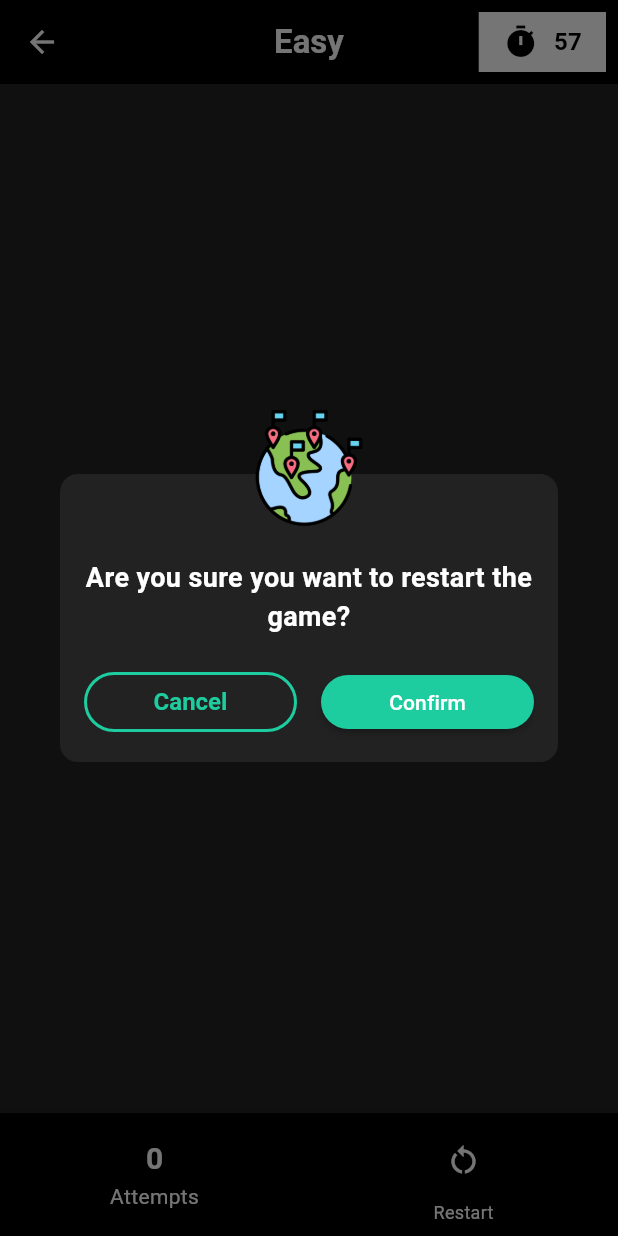
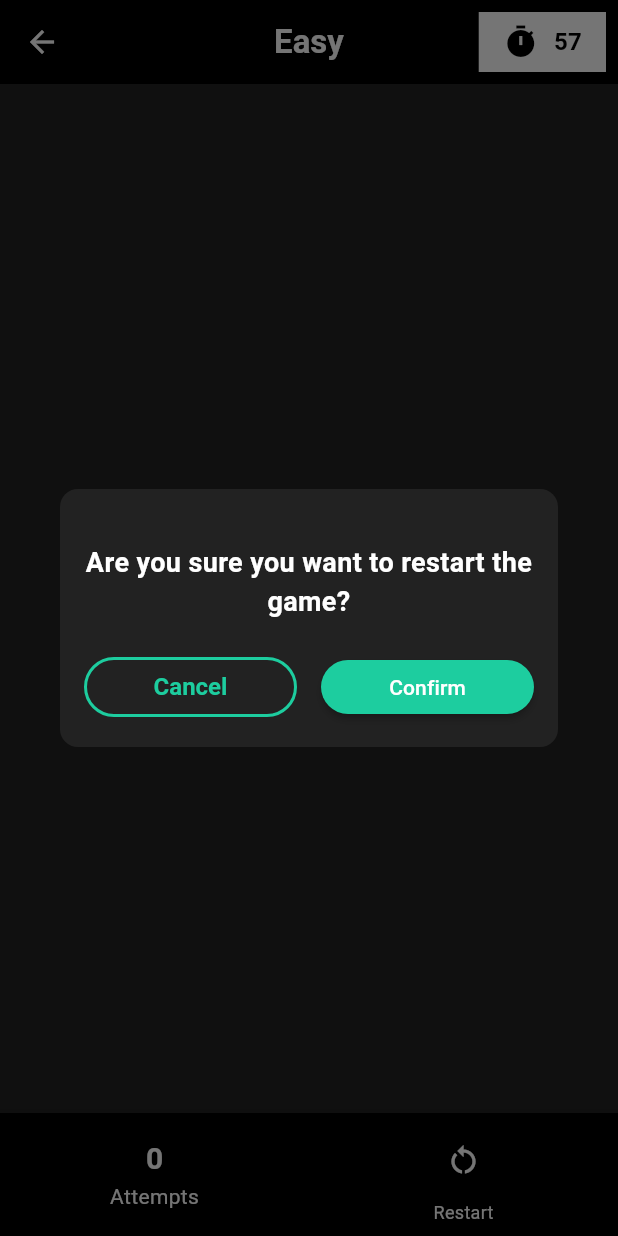
Before and after one commit to s15-coder/Country-Pairs, a Flutter app: the HomePairsPage screen opened by its route, item 2 of the bottom bar chosen, on a phone screen of 412 x 824 dp. Run offline on Flutter 3.47's test engine with Material 3 defaults, Android fonts, the phone set to English and light mode, and no system bars; our stand-ins replace audioplayers, flutter_riverpod, hive, hive_flutter; accounts and stored records are empty.

```diff
--- a/lib/components/dialogs/custom_dialog.dart
+++ b/lib/components/dialogs/custom_dialog.dart
@@ -30,7 +30,7 @@ class CustomDialog extends StatelessWidget {
             Column(
               mainAxisSize: MainAxisSize.min,
               children: [
-                const SizedBox(height: 40),
+                const SizedBox(height: 20),
                 if (text != null)
                   Text(
                     text!,
@@ -95,19 +95,6 @@ class CustomDialog extends StatelessWidget {
                 ),
               ],
             ),
-            Positioned(
-              right: 0,
-              top: 0,
-              left: 0,
-              child: Transform.translate(
-                offset: const Offset(0, -60),
-                child: Image.asset(
-                  'assets/app/world_icon.png',
-                  height: 80,
-                  width: 80,
-                ),
-              ),
-            ),
           ],
         ),
       ),
--- a/lib/pages/welcome_game_page.dart
+++ b/lib/pages/welcome_game_page.dart
@@ -26,7 +26,7 @@ class WelcomeGamePage extends ConsumerWidget {
                 height: 100,
               ),
               Image.asset(
-                "assets/app/world_icon.png",
+                "assets/app/icon_pair.png",
                 width: 200,
               ),
               const SizedBox(height: 24),
```
Also changed, not shown: flutter_launcher_icons.yaml (added, +14 -0 lines), pubspec.yaml (+17 -1 lines), assets/app/icon.png (added), assets/app/icon_pair.png (added), assets/app/world_icon.png (deleted), pubspec.lock, 31 other files.
